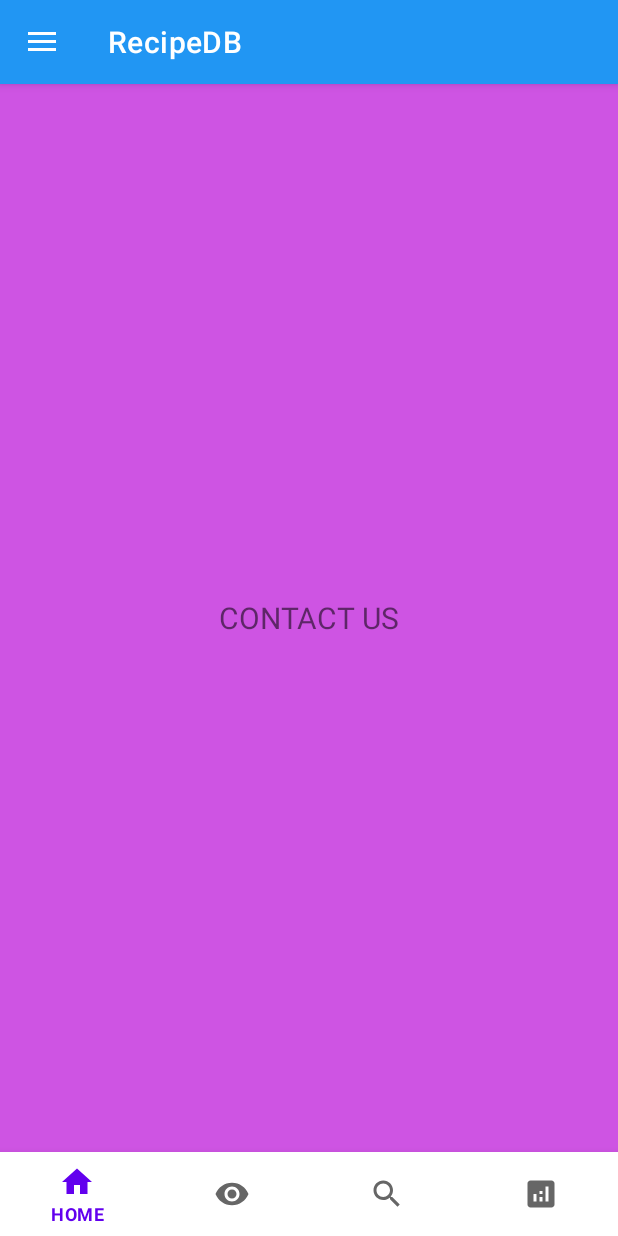
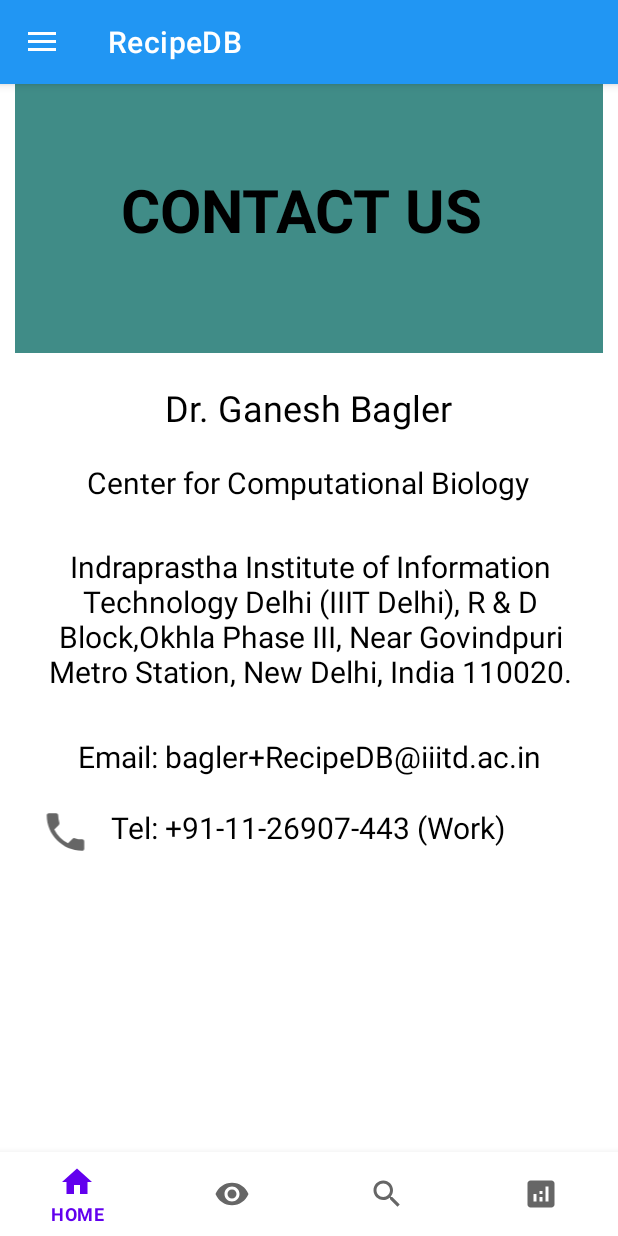
Before and after one commit to Itsmejain/RecipeDB, an Android app: the screen it shows after launch (MainActivity), in the side drawer, after a tap on "Contact Us", on a phone screen of 412 x 824 dp. Run offline under Robolectric (Android 15) with nearby library versions, the phone set to English and light mode, and no system bars.

Commit message:
Contact_us - basic ui with textviews

```diff
--- a/app/src/main/res/layout/fragment_contact_us.xml
+++ b/app/src/main/res/layout/fragment_contact_us.xml
@@ -1,13 +1,107 @@
 <?xml version="1.0" encoding="utf-8"?>
-<RelativeLayout xmlns:android="http://schemas.android.com/apk/res/android"
+<androidx.constraintlayout.widget.ConstraintLayout xmlns:android="http://schemas.android.com/apk/res/android"
+    xmlns:app="http://schemas.android.com/apk/res-auto"
+    xmlns:tools="http://schemas.android.com/tools"
     android:layout_width="match_parent"
     android:layout_height="match_parent"
-    android:background="#CE54E3">
+    android:background="#FFFFFF"
+    android:paddingLeft="10dp"
+    android:paddingRight="10dp">
+
     <TextView
+        android:id="@+id/textView_contactUS"
+        android:layout_width="0dp"
+        android:layout_height="191dp"
+        android:layout_marginTop="44dp"
+        android:background="#D91F7872"
+        android:gravity="center"
+        android:paddingTop="20dp"
+        android:paddingBottom="20dp"
+        android:text="CONTACT US "
+        android:textColor="#000000"
+        android:textSize="40dp"
+        android:textStyle="bold"
+        app:layout_constraintEnd_toEndOf="parent"
+        app:layout_constraintHorizontal_bias="0.0"
+        app:layout_constraintStart_toStartOf="parent"
+        app:layout_constraintTop_toTopOf="parent" />
+
+    <TextView
+        android:id="@+id/textView3"
         android:layout_width="wrap_content"
         android:layout_height="wrap_content"
-        android:text="CONTACT US"
-        android:textSize="20dp"
-        android:layout_centerInParent="true"/>
+        android:layout_marginTop="20dp"
+        android:text="Dr. Ganesh Bagler"
+        android:textColor="#000000"
+        android:textSize="24sp"
+        app:layout_constraintEnd_toEndOf="parent"
+        app:layout_constraintHorizontal_bias="0.497"
+        app:layout_constraintStart_toStartOf="parent"
+        app:layout_constraintTop_toBottomOf="@+id/textView_contactUS" />
 
-</RelativeLayout>
+    <TextView
+        android:id="@+id/textView4"
+        android:layout_width="wrap_content"
+        android:layout_height="wrap_content"
+        android:layout_marginTop="20dp"
+        android:text="Center for Computational Biology"
+        android:textColor="#000000"
+        android:textSize="20sp"
+        app:layout_constraintEnd_toEndOf="parent"
+        app:layout_constraintHorizontal_bias="0.495"
+        app:layout_constraintStart_toStartOf="parent"
+        app:layout_constraintTop_toBottomOf="@+id/textView3" />
+
+    <TextView
+        android:id="@+id/textView5"
+        android:layout_width="377dp"
+        android:layout_height="115dp"
+        android:layout_marginTop="20dp"
+        android:gravity="center"
+        android:paddingLeft="10dp"
+        android:paddingRight="10dp"
+        android:text="Indraprastha Institute of Information Technology Delhi (IIIT Delhi), R &amp; D Block,Okhla Phase III, Near Govindpuri Metro Station, New Delhi, India 110020."
+        android:textColor="#000000"
+        android:textSize="20sp"
+        app:layout_constraintEnd_toEndOf="parent"
+        app:layout_constraintHorizontal_bias="0.529"
+        app:layout_constraintStart_toStartOf="parent"
+        app:layout_constraintTop_toBottomOf="@+id/textView4" />
+
+    <TextView
+        android:id="@+id/textView6"
+        android:layout_width="wrap_content"
+        android:layout_height="wrap_content"
+        android:layout_marginTop="20dp"
+        android:text="Email: bagler+RecipeDB@iiitd.ac.in"
+        android:textColor="#000000"
+        android:textSize="20sp"
+        app:layout_constraintEnd_toEndOf="parent"
+        app:layout_constraintStart_toStartOf="parent"
+        app:layout_constraintTop_toBottomOf="@+id/textView5" />
+
+    <TextView
+        android:id="@+id/textView7"
+        android:layout_width="wrap_content"
+        android:layout_height="wrap_content"
+        android:layout_marginTop="20dp"
+        android:text="Tel: +91-11-26907-443 (Work)"
+        android:textColor="#000000"
+        android:textSize="20sp"
+        app:layout_constraintEnd_toEndOf="parent"
+        app:layout_constraintHorizontal_bias="0.496"
+        app:layout_constraintStart_toStartOf="parent"
+        app:layout_constraintTop_toBottomOf="@+id/textView6" />
+
+    <ImageView
+        android:id="@+id/imageView"
+        android:layout_width="39dp"
+        android:layout_height="33dp"
+        android:layout_marginTop="20dp"
+        app:layout_constraintEnd_toStartOf="@+id/textView7"
+        app:layout_constraintHorizontal_bias="0.562"
+        app:layout_constraintStart_toStartOf="parent"
+        app:layout_constraintTop_toBottomOf="@+id/textView6"
+        app:srcCompat="@drawable/ic_contact_us" />
+
+</androidx.constraintlayout.widget.ConstraintLayout>
```
